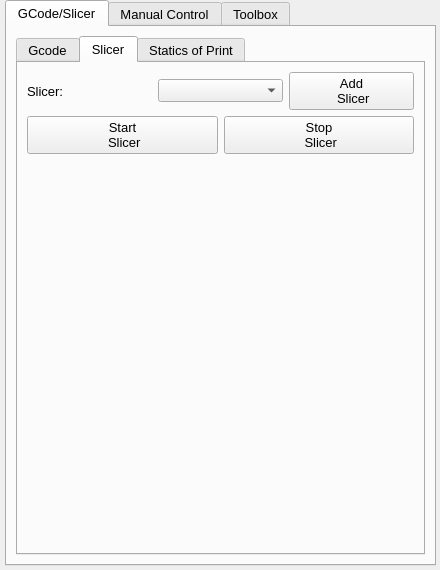
First picture: the form in ManualControlWidget.ui, repository KDE/brprint3d, before the edit.
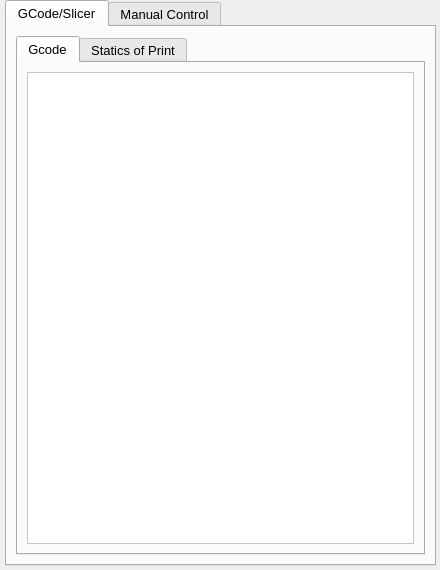
Second picture: the form after the edit. The open tabs and pages were chosen to show the change. Icons and pictures are not drawn. Custom widgets are drawn as their Qt base class.

Commit message:
Remove some Widgets
Remove 2 tabs on this ManualControl Widget
-Slicer Tab-> For now we dont have support to this feature,
and how this app will be rewrite for the second version, I
decide to remove this widget.
-Toolbox Tab-> This would be a toolbox to help the user do
maintence on the 3D printer. But how nothing is done, for
now I will remove this too.

What changed in the file:
```diff
--- a/ManualControlWidget.ui
+++ b/ManualControlWidget.ui
@@ -75,68 +75,6 @@
          </item>
         </layout>
        </widget>
-       <widget class="QWidget" name="Slicer">
-        <attribute name="title">
-         <string>Slicer</string>
-        </attribute>
-        <layout class="QVBoxLayout" name="verticalLayout">
-         <item>
-          <layout class="QHBoxLayout" name="horizontalLayout_5">
-           <item>
-            <widget class="QLabel" name="lb_slicer">
-             <property name="text">
-              <string>Slicer:</string>
-             </property>
-            </widget>
-           </item>
-           <item>
-            <widget class="QComboBox" name="cb_slicer"/>
-           </item>
-           <item>
-            <widget class="QPushButton" name="bt_addSlicer">
-             <property name="text">
-              <string>Add 
- Slicer</string>
-             </property>
-            </widget>
-           </item>
-          </layout>
-         </item>
-         <item>
-          <layout class="QHBoxLayout" name="horizontalLayout_4">
-           <item>
-            <widget class="QPushButton" name="bt_startSlicer">
-             <property name="text">
-              <string>Start 
- Slicer</string>
-             </property>
-            </widget>
-           </item>
-           <item>
-            <widget class="QPushButton" name="bt_killSlicer">
-             <property name="text">
-              <string>Stop 
- Slicer</string>
-             </property>
-            </widget>
-           </item>
-          </layout>
-         </item>
-         <item>
-          <spacer name="verticalSpacer">
-           <property name="orientation">
-            <enum>Qt::Vertical</enum>
-           </property>
-           <property name="sizeHint" stdset="0">
-            <size>
-             <width>20</width>
-             <height>40</height>
-            </size>
-           </property>
-          </spacer>
-         </item>
-        </layout>
-       </widget>
        <widget class="QWidget" name="Preview">
         <attribute name="title">
          <string>Statics of Print</string>
@@ -1238,11 +1176,6 @@
      </layout>
     </widget>
    </widget>
-   <widget class="QWidget" name="ToolBoxTab">
-    <attribute name="title">
-     <string>Toolbox</string>
-    </attribute>
-   </widget>
   </widget>
  </widget>
  <customwidgets>
```
